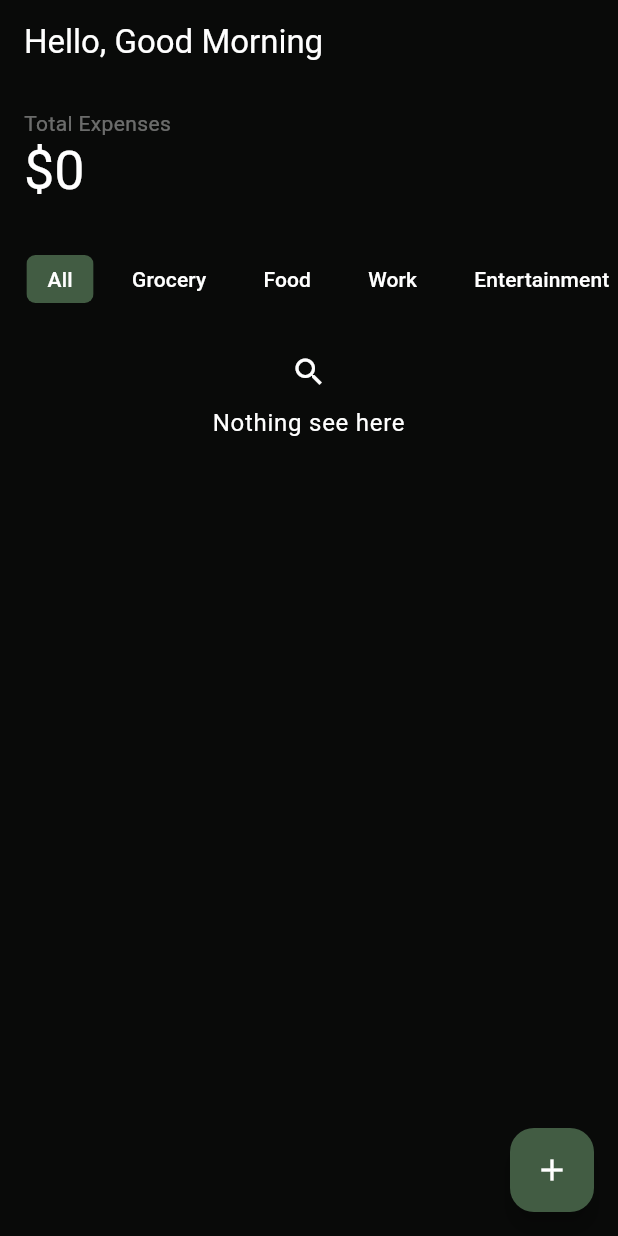
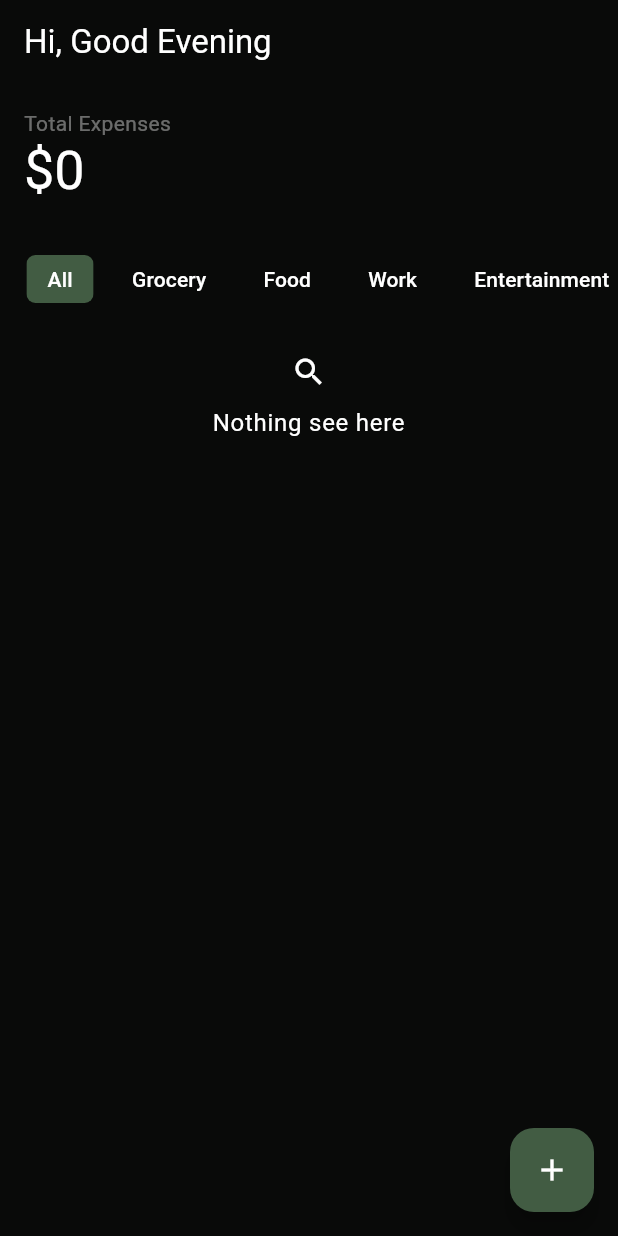
Before and after one commit to iNuman/expense_tracker, a Flutter app: the screen it shows after launch, on a phone screen of 412 x 824 dp. Run offline on Flutter 3.47's test engine with Material 3 defaults, Android fonts, the phone set to English and light mode, and no system bars; our stand-ins replace bloc, equatable, flutter_bloc, rxdart, shared_preferences.

```diff
--- a/lib/pages/home_page.dart
+++ b/lib/pages/home_page.dart
@@ -10,7 +10,7 @@ class HomePage extends StatelessWidget {
   @override
   Widget build(BuildContext context) {
     return Scaffold(
-      appBar: AppBar(title: const Text('Hello, Good Morning')),
+      appBar: AppBar(title: const Text('Hi, Good Evening')),
       body: const SingleChildScrollView(
         child: Column(
           crossAxisAlignment: CrossAxisAlignment.stretch,
```
